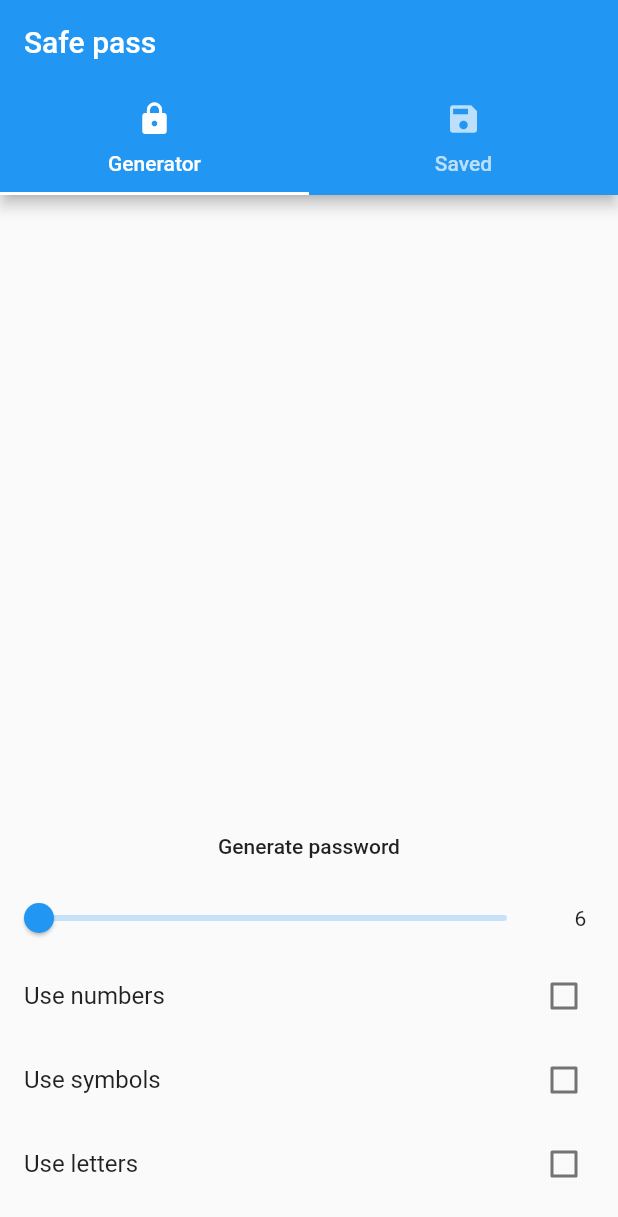
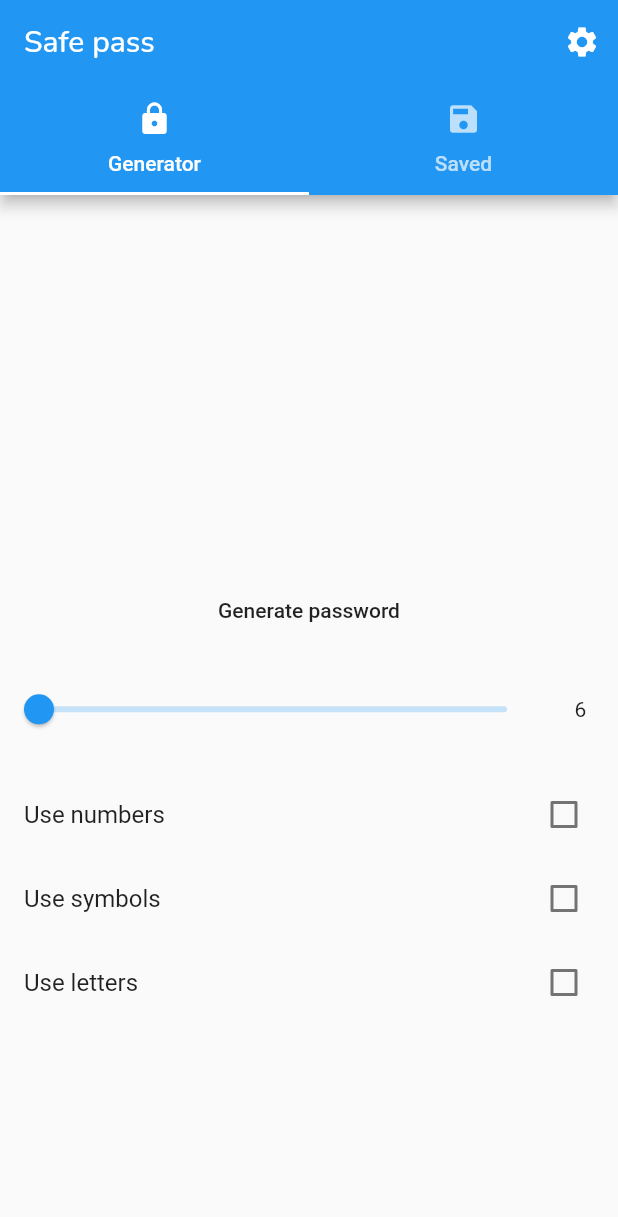
Before and after one commit to antonymorato/safe_pass, a Flutter app: the screen it shows after launch, on a phone screen of 412 x 824 dp. Shown: the top 1217 px of the screen. Run offline on Flutter 3.47's test engine with Material 2 defaults, Android fonts, the phone set to English and light mode, and no system bars; our stand-ins replace flutter_secure_storage, google_fonts.

```diff
--- /dev/null
+++ b/l10n.yaml
@@ -0,0 +1,3 @@
+arb-dir: lib/l10n
+template-arb-file: app_en.arb
+output-localization-file: app_localizations.dart
--- /dev/null
+++ b/lib/l10n/app_en.arb
@@ -0,0 +1,3 @@
+{
+    "copiedToCLipBoardMessage": "Copied to clipboard"
+}
--- a/lib/screen/main_screen.dart
+++ b/lib/screen/main_screen.dart
@@ -2,6 +2,7 @@ import 'package:flutter/material.dart';
 import 'package:flutter/services.dart';
 import 'package:flutter/widgets.dart';
 import 'package:flutter_secure_storage/flutter_secure_storage.dart';
+import 'package:google_fonts/google_fonts.dart';
 import 'package:safe_pass/util/password_generator.dart';
 
 class MainScreen extends StatefulWidget {
@@ -20,12 +21,13 @@ class _MainScreenState extends State<MainScreen>
   bool _numbersCheckBox = false;
   bool _symbolsCheckBox = false;
   double _passwordLength = 6.0;
-  Map<String, String> _savedPasswords;
+  List<Widget> _savedPasswords;
   TabController _tabBarController;
   int _selectedIndex = 0;
   @override
   void initState() {
     super.initState();
+    _readSavedPasswords();
     _tabBarController =
         TabController(initialIndex: _selectedIndex, length: 2, vsync: this);
     _tabBarController.addListener(() {
@@ -36,11 +38,80 @@ class _MainScreenState extends State<MainScreen>
     });
   }
 
+  _readSavedPasswords() async {
+    try {
+      var passMap = await _storage.readAll(aOptions: AndroidOptions());
+      List<Widget> tempList = [];
+      passMap.forEach((key, value) {
+        print('key $key value $value');
+        tempList.add(Container(
+          margin: EdgeInsets.only(top: 5, bottom: 5),
+          child: Column(
+            children: [
+              Text(key),
+              SelectableText(
+                value,
+                onTap: _copyToClipboard,
+              )
+            ],
+          ),
+        ));
+      });
+      setState(() {
+        _savedPasswords = tempList;
+      });
+    } catch (e) {
+      print(e.toString());
+    }
+  }
+
+  String _passName;
+  _savePassword() {
+    showDialog(
+        context: context,
+        builder: (context) {
+          return AlertDialog(
+            content: Container(
+                child: Column(
+              mainAxisSize: MainAxisSize.min,
+              children: [
+                Text('Enter password association'),
+                TextField(
+                  onChanged: (value) => setState(() {
+                    _passName = value;
+                  }),
+                ),
+                FlatButton(
+                    onPressed: () {
+                      _storage.write(key: _passName, value: _password);
+                      _readSavedPasswords();
+                      Navigator.of(context).pop();
+                    },
+                    child: Text('save'))
+              ],
+            )),
+          );
+        });
+  }
+
   @override
   Widget build(BuildContext context) {
     return Scaffold(
       appBar: AppBar(
-        title: Text('Safe pass'),
+        actions: [
+          Visibility(
+            visible: _password != null &&
+                _password.compareTo('No character type selected') != 0,
+            child: IconButton(
+                icon: Icon(Icons.save_alt_sharp), onPressed: _savePassword),
+          ),
+          IconButton(icon: Icon(Icons.settings), onPressed: () {})
+        ],
+        title: Text(
+          'Safe pass',
+          style: GoogleFonts.nunito(
+              color: Theme.of(context).colorScheme.onPrimary),
+        ),
         bottom: TabBar(controller: _tabBarController, tabs: [
           Tab(
             text: 'Generator',
@@ -67,7 +138,11 @@ class _MainScreenState extends State<MainScreen>
 
   _savedPasswordsTab() {
     return _savedPasswords != null
-        ? ListView()
+        ? ListView.builder(
+            itemCount: _savedPasswords.length,
+            itemBuilder: (context, index) {
+              return _savedPasswords[index];
+            })
         : Container(
             alignment: Alignment.center,
             child: Text('Nothing saved yet'),
@@ -75,11 +150,20 @@ class _MainScreenState extends State<MainScreen>
   }
 
   _generatePasswordTab() {
-    return Column(
+    return Container(
+      width: double.infinity,
+      height: double.infinity,
+      child: CustomScrollView(slivers: [
+        SliverFillRemaining(
+          hasScrollBody: false,
+          child: Column(
+            // mainAxisAlignment: MainAxisAlignment.spaceAround,
+            mainAxisSize: MainAxisSize.min,
             children: [
-        Expanded(
+              Flexible(
                 flex: 3,
                 child: Container(
+                  // height: 200,
                   alignment: Alignment.center,
                   child: SelectableText(
                     _password ?? '',
@@ -87,10 +171,14 @@ class _MainScreenState extends State<MainScreen>
                   ),
                 ),
               ),
-        FlatButton(
-            onPressed: _generatePassword, child: Text('Generate password')),
-        _lengthSlider(),
-        CheckboxListTile(
+              Flexible(
+                child: FlatButton(
+                    onPressed: _generatePassword,
+                    child: Text('Generate password')),
+              ),
+              Flexible(child: _lengthSlider()),
+              Flexible(
+                child: CheckboxListTile(
                     title: Text('Use numbers'),
                     value: _numbersCheckBox,
                     onChanged: (value) {
@@ -98,7 +186,9 @@ class _MainScreenState extends State<MainScreen>
                         _numbersCheckBox = value;
                       });
                     }),
-        CheckboxListTile(
+              ),
+              Flexible(
+                child: CheckboxListTile(
                     title: Text('Use symbols'),
                     value: _symbolsCheckBox,
                     onChanged: (value) {
@@ -106,7 +196,9 @@ class _MainScreenState extends State<MainScreen>
                         _symbolsCheckBox = value;
                       });
                     }),
-        CheckboxListTile(
+              ),
+              Flexible(
+                child: CheckboxListTile(
                     title: Text('Use letters'),
                     value: _lettersCheckBox,
                     onChanged: (value) {
@@ -114,14 +206,20 @@ class _MainScreenState extends State<MainScreen>
                         _lettersCheckBox = value;
                       });
                     }),
+              ),
             ],
+          ),
+        ),
+      ]),
     );
   }
 
   _copyToClipboard() async {
+    _storage.readAll(aOptions: AndroidOptions());
     await Clipboard.setData(ClipboardData(text: _password));
-    ScaffoldMessenger.of(context).showSnackBar(
-        SnackBar(content: const Text('Password was copied to clipboard')));
+    ScaffoldMessenger.of(context).showSnackBar(SnackBar(
+        backgroundColor: Colors.green,
+        content: const Text('Password was copied to clipboard')));
   }
 
   _lengthSlider() {
```
Also changed, not shown: lib/util/password_generator.dart (+9 -44 lines), pubspec.yaml (+6 -1 lines), lib/l10n/app_ru.arb (added), lib/l10n/app_ua.arb (added), pubspec.lock. Lines whose indentation alone changed are shown as unchanged.
